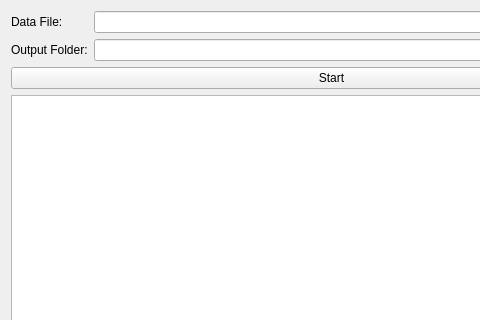
hanrai/Exporter, file widget.ui: the form before one commit; both pictures show x 0 to 480 and y 0 to 320 of the 663 by 491 pixel window.
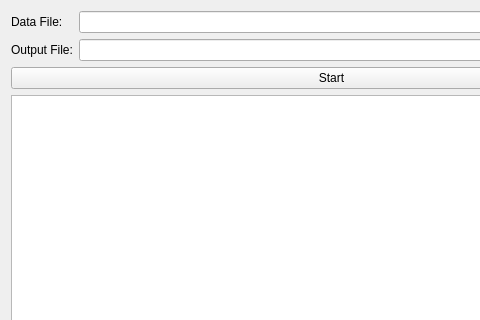
The form after the commit.

```diff
--- a/widget.ui
+++ b/widget.ui
@@ -36,7 +36,7 @@
      <item row="1" column="0">
       <widget class="QLabel" name="label_2">
        <property name="text">
-        <string>Output Folder:</string>
+        <string>Output File:</string>
        </property>
       </widget>
      </item>
```
